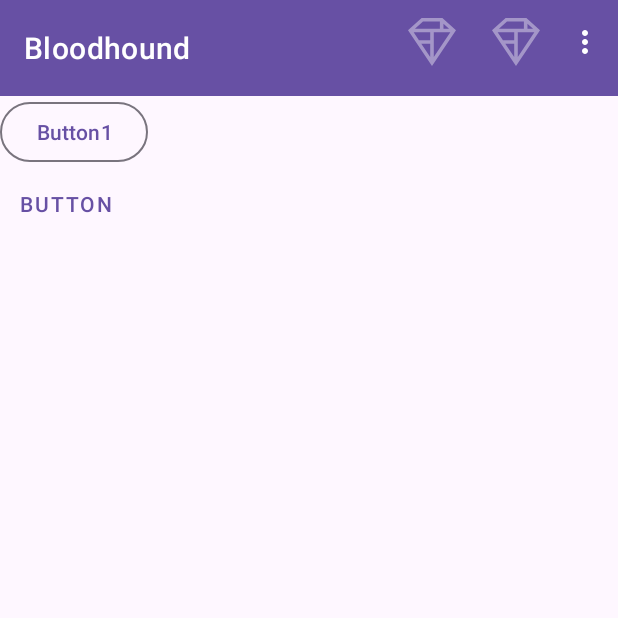
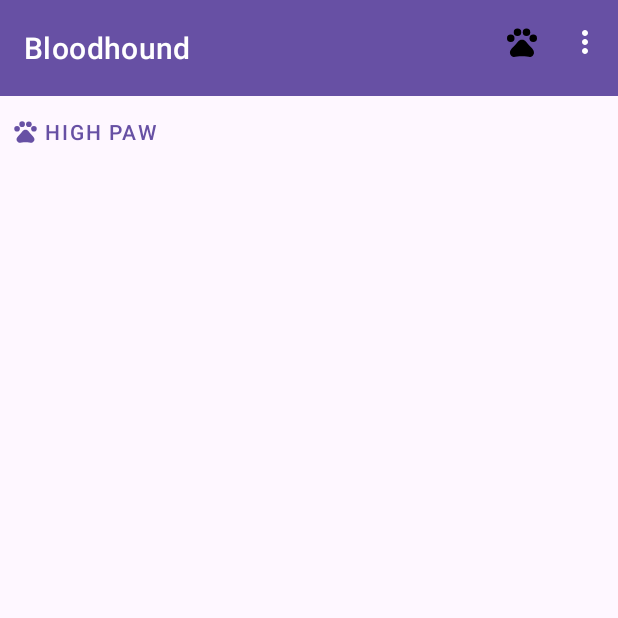
Before and after one commit to arghorashy/bloodhound-android, an Android app: the screen it shows after launch (MainActivity), on a phone screen of 412 x 824 dp, the top half of it. Run offline under Robolectric (Android 15) with nearby library versions, the phone set to English and light mode, and no system bars.

Commit message:
Makes the button do something

```diff
--- a/app/src/main/java/com/mumbo/bloodhound/MainActivity.java
+++ b/app/src/main/java/com/mumbo/bloodhound/MainActivity.java
@@ -2,13 +2,51 @@ package com.mumbo.bloodhound;
 
 import androidx.appcompat.app.AppCompatActivity;
 
+import android.util.Log;
+import com.google.android.material.button.MaterialButton;
+import android.content.DialogInterface;
 import android.os.Bundle;
+import android.view.View;
+import android.app.AlertDialog;
+import android.widget.Toast;
 
 public class MainActivity extends AppCompatActivity {
+    AlertDialog.Builder alertBuilder;
+    MaterialButton button;
 
     @Override
     protected void onCreate(Bundle savedInstanceState) {
         super.onCreate(savedInstanceState);
         setContentView(R.layout.activity_main);
+        Log.d("onCreate", "onCreate");
+
+        button = findViewById(R.id.high_paw_button);
+        alertBuilder = new AlertDialog.Builder(this);
+
+        button.setOnClickListener(new View.OnClickListener() {
+            public void onClick(View v) {
+                Log.d("BUTTONS", "User tapped the high_paw_button");
+                alertBuilder
+                        .setTitle("You've high-pawed the Bloodhound!!!")
+                        .setMessage("Bloodhound asks yes or no ??? ?")
+                        .setCancelable(false)
+                        .setPositiveButton("Yes", new DialogInterface.OnClickListener() {
+                            public void onClick(DialogInterface dialog, int id) {
+                                dialog.cancel();
+                                Toast.makeText(getApplicationContext(),"huzzzaahh a YES!!!!",
+                                        Toast.LENGTH_SHORT).show();
+                            }
+                        })
+                        .setNegativeButton("No", new DialogInterface.OnClickListener() {
+                            public void onClick(DialogInterface dialog, int id) {
+                                dialog.cancel();
+                                Toast.makeText(getApplicationContext(),"NOooOOo how could you",
+                                        Toast.LENGTH_SHORT).show();
+                            }
+                        });
+                AlertDialog alert = alertBuilder.create();
+                alert.show();
+            }
+        });
     }
 }
--- /dev/null
+++ b/app/src/main/res/drawable/baseline_pets_24.xml
@@ -0,0 +1,13 @@
+<vector xmlns:android="http://schemas.android.com/apk/res/android" android:height="24dp" android:tint="#000000" android:viewportHeight="24" android:viewportWidth="24" android:width="24dp">
+
+    <path android:fillColor="@android:color/white" android:pathData="M4.5,9.5m-2.5,0a2.5,2.5 0,1 1,5 0a2.5,2.5 0,1 1,-5 0"/>
+
+    <path android:fillColor="@android:color/white" android:pathData="M9,5.5m-2.5,0a2.5,2.5 0,1 1,5 0a2.5,2.5 0,1 1,-5 0"/>
+
+    <path android:fillColor="@android:color/white" android:pathData="M15,5.5m-2.5,0a2.5,2.5 0,1 1,5 0a2.5,2.5 0,1 1,-5 0"/>
+
+    <path android:fillColor="@android:color/white" android:pathData="M19.5,9.5m-2.5,0a2.5,2.5 0,1 1,5 0a2.5,2.5 0,1 1,-5 0"/>
+
+    <path android:fillColor="@android:color/white" android:pathData="M17.34,14.86c-0.87,-1.02 -1.6,-1.89 -2.48,-2.91 -0.46,-0.54 -1.05,-1.08 -1.75,-1.32 -0.11,-0.04 -0.22,-0.07 -0.33,-0.09 -0.25,-0.04 -0.52,-0.04 -0.78,-0.04s-0.53,0 -0.79,0.05c-0.11,0.02 -0.22,0.05 -0.33,0.09 -0.7,0.24 -1.28,0.78 -1.75,1.32 -0.87,1.02 -1.6,1.89 -2.48,2.91 -1.31,1.31 -2.92,2.76 -2.62,4.79 0.29,1.02 1.02,2.03 2.33,2.32 0.73,0.15 3.06,-0.44 5.54,-0.44h0.18c2.48,0 4.81,0.58 5.54,0.44 1.31,-0.29 2.04,-1.31 2.33,-2.32 0.31,-2.04 -1.3,-3.49 -2.61,-4.8z"/>
+
+</vector>
--- a/app/src/main/res/layout/activity_main.xml
+++ b/app/src/main/res/layout/activity_main.xml
@@ -18,22 +18,15 @@
             app:menu="@menu/top_app_bar"
             style="@style/Widget.MaterialComponents.Toolbar.Primary"
             />
-        <Button
-            android:id="@+id/outlinedButton"
-            android:layout_width="wrap_content"
-            android:layout_height="wrap_content"
-            android:text="Button1"
-            app:elevation="4dp"
-            style="?attr/materialButtonOutlinedStyle"
-            />
         <com.google.android.material.button.MaterialButton
-            android:id="@+id/cancel_button"
+            android:id="@+id/high_paw_button"
             style="@style/Widget.MaterialComponents.Button.TextButton"
             android:layout_width="wrap_content"
             android:layout_height="wrap_content"
             android:layout_marginEnd="12dp"
+            app:icon="@drawable/baseline_pets_24"
             android:layout_marginRight="12dp"
-            android:text="button" />
+            android:text="High Paw" />
 
     </com.google.android.material.appbar.AppBarLayout>
 
--- a/app/src/main/res/menu/top_app_bar.xml
+++ b/app/src/main/res/menu/top_app_bar.xml
@@ -3,16 +3,9 @@
 
     <item
         android:id="@+id/favorite"
-        android:icon="@drawable/shr_logo"
+        android:icon="@drawable/baseline_pets_24"
         android:title="test1"
         android:contentDescription="test2"
-        app:showAsAction="ifRoom" />
-
-    <item
-        android:id="@+id/favorite2"
-        android:icon="@drawable/shr_logo"
-        android:title="test11"
-        android:contentDescription="test22"
         app:showAsAction="ifRoom" />
 
     <item
```
